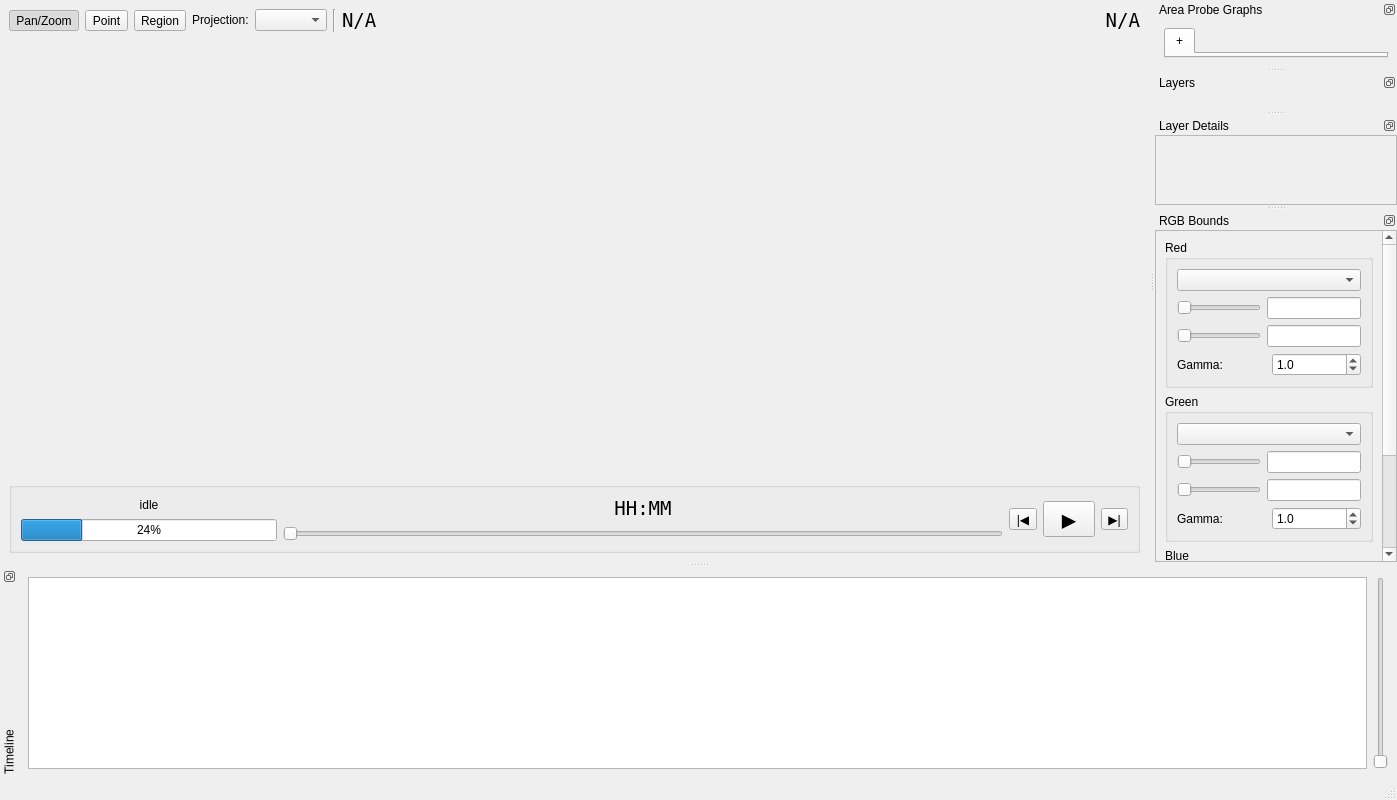
This is sift/ui/pov_main.ui in ssec/sift as Qt 5 draws it before an edit. The edited form follows.
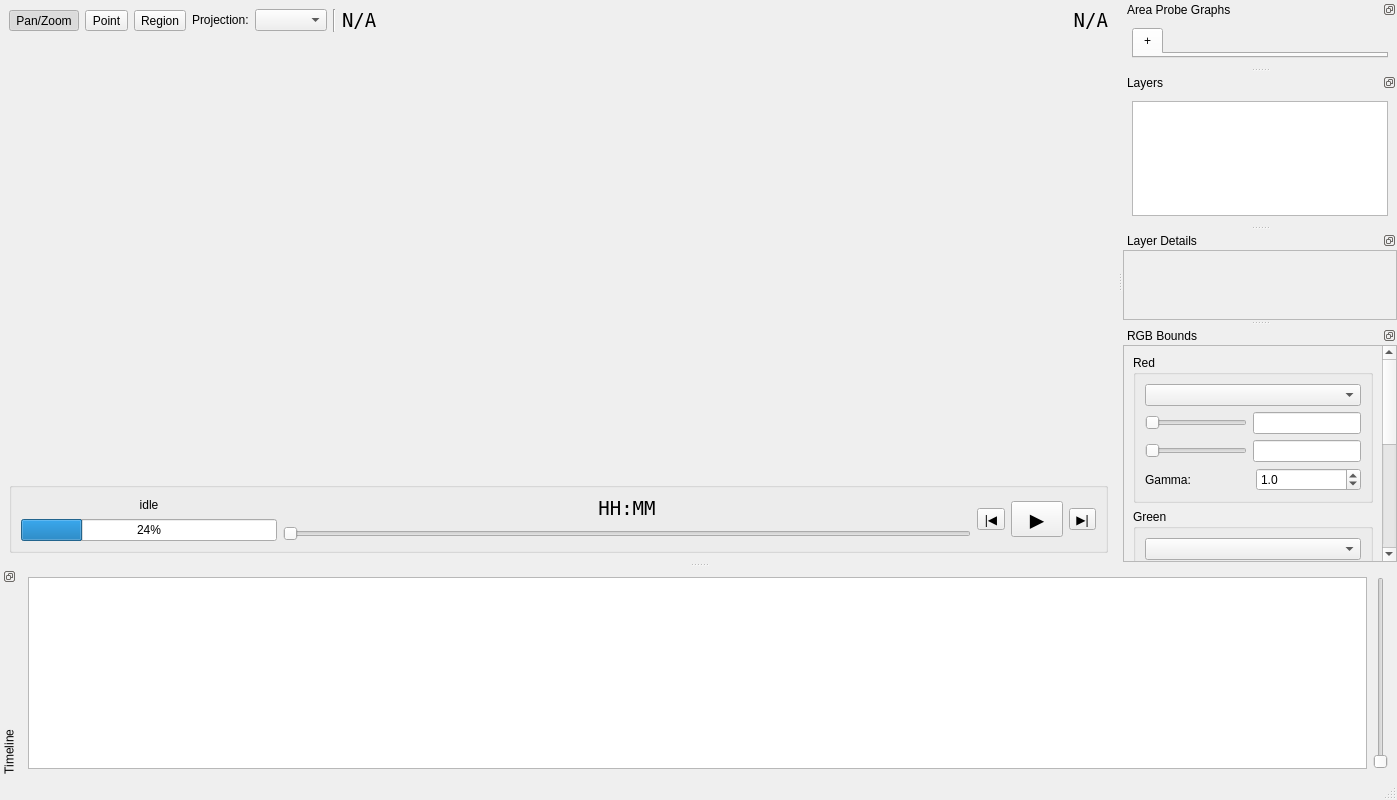
This is the edited form. Custom widgets are drawn as their Qt base class.

Commit message: Refactor LayerSetsManager away

```diff
--- a/sift/ui/pov_main.ui
+++ b/sift/ui/pov_main.ui
@@ -437,7 +437,11 @@
    <widget class="QWidget" name="layersPaneWidget">
     <layout class="QVBoxLayout" name="verticalLayout_9">
      <item>
-      <layout class="QVBoxLayout" name="verticalLayout"/>
+      <layout class="QVBoxLayout" name="layerWidgetLayout">
+       <item>
+        <widget class="QTreeView" name="layerListView"/>
+       </item>
+      </layout>
      </item>
     </layout>
    </widget>
```
The commit also changes 4 other files.
